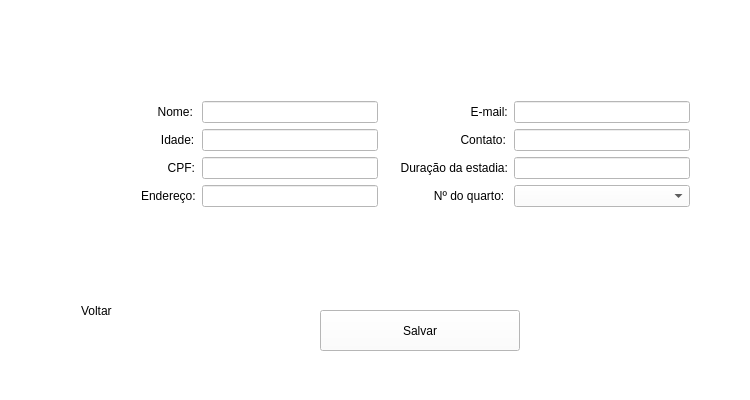
First picture: the form in mainwindow.ui, repository CC4652/hotelProject, before the edit.
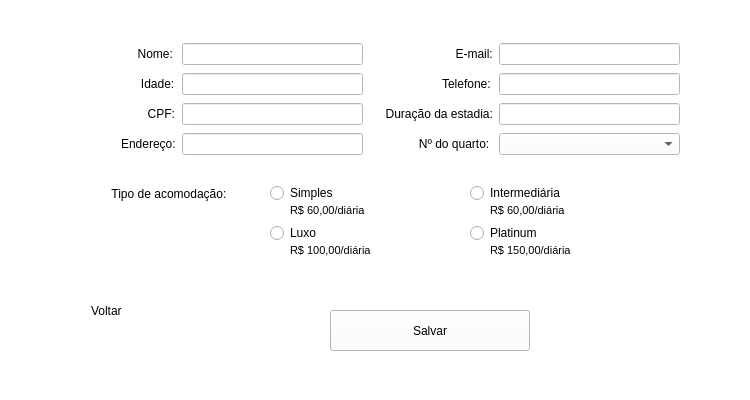
Second picture: the form after the edit. The open tabs and pages were chosen to show the change. Icons and pictures are not drawn.

```diff
--- a/mainwindow.ui
+++ b/mainwindow.ui
@@ -20,7 +20,7 @@
    <widget class="QStackedWidget" name="stackedWidget">
     <property name="geometry">
      <rect>
-      <x>80</x>
+      <x>90</x>
       <y>-10</y>
       <width>670</width>
       <height>411</height>
@@ -381,10 +381,10 @@
      <widget class="QWidget" name="gridLayoutWidget">
       <property name="geometry">
        <rect>
-        <x>50</x>
-        <y>100</y>
-        <width>571</width>
-        <height>132</height>
+        <x>20</x>
+        <y>40</y>
+        <width>581</width>
+        <height>141</height>
        </rect>
       </property>
       <layout class="QGridLayout" name="gridLayout">
@@ -401,7 +401,7 @@
        <item row="1" column="2">
         <widget class="QLabel" name="label_18">
          <property name="text">
-          <string>                       Contato:</string>
+          <string>                      Telefone:</string>
          </property>
         </widget>
        </item>
@@ -474,7 +474,7 @@
       <property name="geometry">
        <rect>
         <x>250</x>
-        <y>270</y>
+        <y>280</y>
         <width>181</width>
         <height>21</height>
        </rect>
@@ -499,6 +499,168 @@
        <string>Voltar</string>
       </property>
      </widget>
+     <widget class="QRadioButton" name="radioButtonSimples">
+      <property name="geometry">
+       <rect>
+        <x>180</x>
+        <y>190</y>
+        <width>191</width>
+        <height>26</height>
+       </rect>
+      </property>
+      <property name="text">
+       <string>Simples</string>
+      </property>
+      <attribute name="buttonGroup">
+       <string notr="true">buttonGroupTipos</string>
+      </attribute>
+     </widget>
+     <widget class="QRadioButton" name="radioButtonInter">
+      <property name="geometry">
+       <rect>
+        <x>380</x>
+        <y>190</y>
+        <width>221</width>
+        <height>26</height>
+       </rect>
+      </property>
+      <property name="text">
+       <string>Intermediária</string>
+      </property>
+      <attribute name="buttonGroup">
+       <string notr="true">buttonGroupTipos</string>
+      </attribute>
+     </widget>
+     <widget class="QRadioButton" name="radioButtonLuxo">
+      <property name="geometry">
+       <rect>
+        <x>180</x>
+        <y>230</y>
+        <width>181</width>
+        <height>26</height>
+       </rect>
+      </property>
+      <property name="text">
+       <string>Luxo</string>
+      </property>
+      <attribute name="buttonGroup">
+       <string notr="true">buttonGroupTipos</string>
+      </attribute>
+     </widget>
+     <widget class="QLabel" name="label_22">
+      <property name="geometry">
+       <rect>
+        <x>15</x>
+        <y>190</y>
+        <width>151</width>
+        <height>28</height>
+       </rect>
+      </property>
+      <property name="text">
+       <string>  Tipo de acomodação:</string>
+      </property>
+     </widget>
+     <widget class="QLabel" name="lblVerificaCliente">
+      <property name="geometry">
+       <rect>
+        <x>190</x>
+        <y>280</y>
+        <width>311</width>
+        <height>20</height>
+       </rect>
+      </property>
+      <property name="text">
+       <string/>
+      </property>
+     </widget>
+     <widget class="QRadioButton" name="radioButtonLuxo_2">
+      <property name="geometry">
+       <rect>
+        <x>380</x>
+        <y>230</y>
+        <width>221</width>
+        <height>26</height>
+       </rect>
+      </property>
+      <property name="text">
+       <string>Platinum</string>
+      </property>
+      <attribute name="buttonGroup">
+       <string notr="true">buttonGroupTipos</string>
+      </attribute>
+     </widget>
+     <widget class="QLabel" name="label">
+      <property name="geometry">
+       <rect>
+        <x>400</x>
+        <y>250</y>
+        <width>201</width>
+        <height>20</height>
+       </rect>
+      </property>
+      <property name="font">
+       <font>
+        <pointsize>8</pointsize>
+       </font>
+      </property>
+      <property name="text">
+       <string>R$ 150,00/diária</string>
+      </property>
+     </widget>
+     <widget class="QLabel" name="label_25">
+      <property name="geometry">
+       <rect>
+        <x>200</x>
+        <y>250</y>
+        <width>201</width>
+        <height>20</height>
+       </rect>
+      </property>
+      <property name="font">
+       <font>
+        <pointsize>8</pointsize>
+       </font>
+      </property>
+      <property name="text">
+       <string>R$ 100,00/diária</string>
+      </property>
+     </widget>
+     <widget class="QLabel" name="label_26">
+      <property name="geometry">
+       <rect>
+        <x>200</x>
+        <y>210</y>
+        <width>201</width>
+        <height>20</height>
+       </rect>
+      </property>
+      <property name="font">
+       <font>
+        <pointsize>8</pointsize>
+       </font>
+      </property>
+      <property name="text">
+       <string>R$ 60,00/diária</string>
+      </property>
+     </widget>
+     <widget class="QLabel" name="label_27">
+      <property name="geometry">
+       <rect>
+        <x>400</x>
+        <y>210</y>
+        <width>201</width>
+        <height>20</height>
+       </rect>
+      </property>
+      <property name="font">
+       <font>
+        <pointsize>8</pointsize>
+       </font>
+      </property>
+      <property name="text">
+       <string>R$ 60,00/diária</string>
+      </property>
+     </widget>
     </widget>
     <widget class="QWidget" name="page_5">
      <widget class="QPushButton" name="btnSalvarSenha">
```
Left out of the diff: 130 changed lines with no effect on the pictures.
